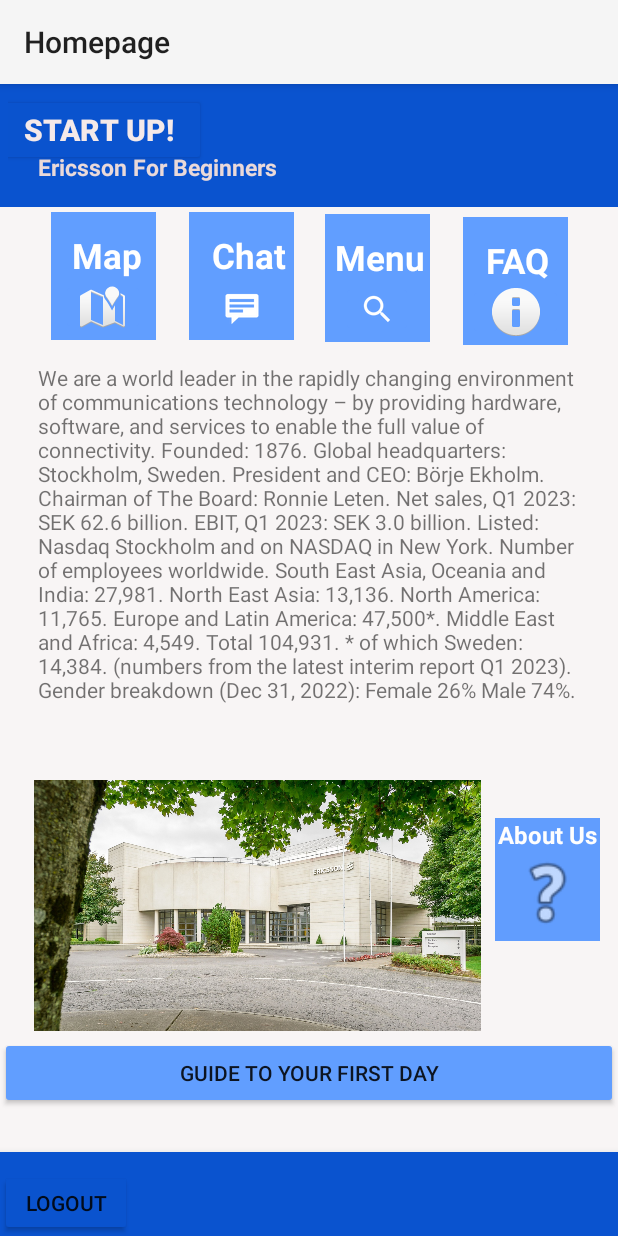
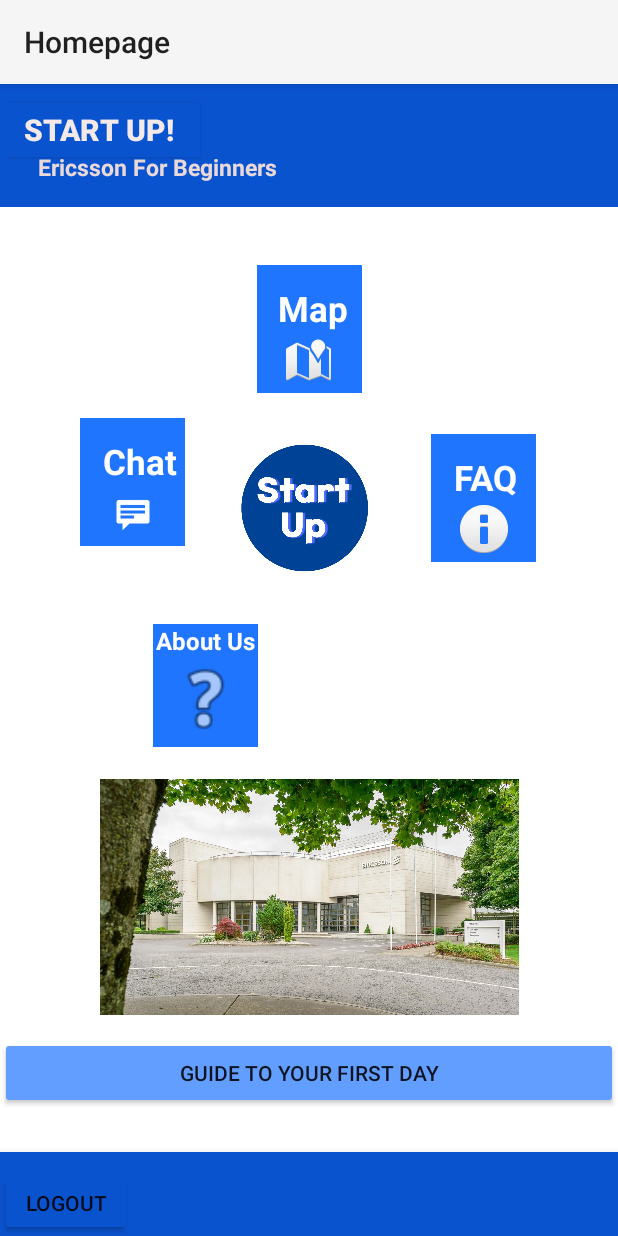
Before and after one commit to rachelr12343/Start-up, an Android app: the MainActivity screen opened directly, with no data from a screen before it, on a phone screen of 412 x 824 dp. Run offline under Robolectric (Android 15) with nearby library versions, the phone set to English and light mode, and no system bars; 2 statements that could not run were skipped.

Commit message:
New Home Page

```diff
--- a/app/src/main/AndroidManifest.xml
+++ b/app/src/main/AndroidManifest.xml
@@ -12,6 +12,9 @@
         android:supportsRtl="true"
         android:theme="@style/Theme.Homepage"
         tools:targetApi="31">
+        <activity
+            android:name=".AboutUs"
+            android:exported="false" />
         <activity
             android:name=".Login"
             android:exported="false" />
--- a/app/src/main/java/com/example/homepage/MainActivity.java
+++ b/app/src/main/java/com/example/homepage/MainActivity.java
@@ -24,11 +24,21 @@
     ImageButton faqBtn;
     ImageView oranPic;
     Button firstDayBtn;
+    LinearLayout aboutUs;
 
     @Override
     protected void onCreate(Bundle savedInstanceState) {
         super.onCreate(savedInstanceState);
         setContentView(R.layout.activity_main);
+
+        aboutUs = findViewById(R.id.aboutUsBtn);
+        aboutUs.setOnClickListener(new View.OnClickListener() {
+            @Override
+            public void onClick(View v) {
+                Intent intent = new Intent(MainActivity.this, AboutUs.class);
+                startActivity(intent);
+            }
+        });
 
         firstDayBtn = findViewById(R.id.guideBtn);
         firstDayBtn.setOnClickListener(new View.OnClickListener() {
--- a/app/src/main/res/layout/activity_main.xml
+++ b/app/src/main/res/layout/activity_main.xml
@@ -4,7 +4,7 @@
     xmlns:tools="http://schemas.android.com/tools"
     android:layout_width="match_parent"
     android:layout_height="match_parent"
-    android:background="#F8F5F5"
+    android:background="@color/cardview_light_background"
     tools:context=".MainActivity">
 
     <androidx.constraintlayout.widget.ConstraintLayout
@@ -12,15 +12,16 @@
         android:layout_height="match_parent">
 
         <LinearLayout
+            android:id="@+id/aboutUsBtn"
             android:layout_width="70dp"
             android:layout_height="82dp"
-            android:layout_marginEnd="12dp"
-            android:background="#619DFE"
+            android:layout_marginEnd="240dp"
+            android:background="@color/dark_blue"
             android:orientation="vertical"
             app:layout_constraintBottom_toBottomOf="parent"
             app:layout_constraintEnd_toEndOf="parent"
             app:layout_constraintTop_toTopOf="parent"
-            app:layout_constraintVertical_bias="0.713">
+            app:layout_constraintVertical_bias="0.525">
 
             <TextView
                 android:id="@+id/textView9"
@@ -40,33 +41,21 @@
 
         </LinearLayout>
 
-        <ImageView
-            android:id="@+id/imageView3"
-            android:layout_width="311dp"
-            android:layout_height="167dp"
-            android:layout_marginStart="16dp"
-            android:importantForAccessibility="no"
-            android:src="@drawable/ericssonpic"
-            app:layout_constraintBottom_toBottomOf="parent"
-            app:layout_constraintStart_toStartOf="parent"
-            app:layout_constraintTop_toTopOf="parent"
-            app:layout_constraintVertical_bias="0.773" />
-
         <LinearLayout
             android:id="@+id/faqButton"
             android:layout_width="70dp"
             android:layout_height="85dp"
             android:layout_marginTop="-494dp"
-            android:background="@color/blue"
+            android:background="@color/dark_blue"
             android:gravity="center"
             android:orientation="vertical"
             android:padding="3dp"
             app:layout_constraintBottom_toBottomOf="parent"
             app:layout_constraintEnd_toEndOf="parent"
-            app:layout_constraintHorizontal_bias="0.903"
+            app:layout_constraintHorizontal_bias="0.841"
             app:layout_constraintStart_toStartOf="parent"
             app:layout_constraintTop_toTopOf="parent"
-            app:layout_constraintVertical_bias="0.495"
+            app:layout_constraintVertical_bias="0.618"
             tools:ignore="TextSizeCheck">
 
             <TextView
@@ -85,7 +74,7 @@
                 android:layout_width="match_parent"
                 android:layout_height="35dp"
                 android:layout_weight="1"
-                android:backgroundTint="@color/blue"
+                android:backgroundTint="@color/dark_blue"
                 app:srcCompat="@android:drawable/ic_dialog_info" />
 
 
@@ -96,16 +85,16 @@
             android:layout_width="70dp"
             android:layout_height="85dp"
             android:layout_marginTop="8dp"
-            android:background="@color/blue"
+            android:background="@color/dark_blue"
             android:gravity="center"
             android:orientation="vertical"
             android:padding="3dp"
             app:layout_constraintBottom_toBottomOf="parent"
             app:layout_constraintEnd_toEndOf="parent"
-            app:layout_constraintHorizontal_bias="0.099"
+            app:layout_constraintHorizontal_bias="0.501"
             app:layout_constraintStart_toStartOf="parent"
             app:layout_constraintTop_toTopOf="parent"
-            app:layout_constraintVertical_bias="0.115"
+            app:layout_constraintVertical_bias="0.167"
             tools:ignore="TextSizeCheck">
 
             <TextView
@@ -124,49 +113,9 @@
                 android:layout_width="wrap_content"
                 android:layout_height="0dp"
                 android:layout_weight="1"
-                android:backgroundTint="@color/blue"
+                android:backgroundTint="@color/dark_blue"
                 android:importantForAccessibility="no"
                 app:srcCompat="@android:drawable/ic_dialog_map" />
-
-
-        </LinearLayout>
-
-        <LinearLayout
-            android:id="@+id/menuButton"
-            android:layout_width="70dp"
-            android:layout_height="85dp"
-            android:layout_marginTop="-138dp"
-            android:background="@color/blue"
-            android:gravity="center"
-            android:orientation="vertical"
-            android:padding="3dp"
-            app:layout_constraintBottom_toBottomOf="parent"
-            app:layout_constraintEnd_toEndOf="parent"
-            app:layout_constraintHorizontal_bias="0.633"
-            app:layout_constraintStart_toStartOf="parent"
-            app:layout_constraintTop_toTopOf="parent"
-            app:layout_constraintVertical_bias="0.274"
-            tools:ignore="TextSizeCheck">
-
-            <TextView
-                android:layout_width="88dp"
-                android:layout_height="wrap_content"
-                android:layout_marginStart="15dp"
-                android:layout_marginTop="10dp"
-                android:text="@string/menu_text"
-                android:textColor="@color/cardview_light_background"
-                android:textSize="23sp"
-                android:textStyle="bold"
-                tools:ignore="TextContrastCheck" />
-
-            <ImageButton
-                android:id="@+id/imageButton2"
-                android:layout_width="wrap_content"
-                android:layout_height="0dp"
-                android:layout_weight="1"
-                android:backgroundTint="@color/blue"
-                app:srcCompat="?android:attr/actionModeWebSearchDrawable"
-                app:tint="@color/white" />
 
 
         </LinearLayout>
@@ -176,16 +125,16 @@
             android:layout_width="70dp"
             android:layout_height="85dp"
             android:layout_marginTop="8dp"
-            android:background="@color/blue"
+            android:background="@color/dark_blue"
             android:gravity="center"
             android:orientation="vertical"
             android:padding="3dp"
             app:layout_constraintBottom_toBottomOf="parent"
             app:layout_constraintEnd_toEndOf="parent"
-            app:layout_constraintHorizontal_bias="0.369"
+            app:layout_constraintHorizontal_bias="0.155"
             app:layout_constraintStart_toStartOf="parent"
             app:layout_constraintTop_toTopOf="parent"
-            app:layout_constraintVertical_bias="0.115"
+            app:layout_constraintVertical_bias="0.318"
             tools:ignore="TextSizeCheck">
 
             <TextView
@@ -204,7 +153,7 @@
                 android:layout_width="100dp"
                 android:layout_height="60dp"
                 android:layout_weight="1"
-                android:backgroundTint="@color/blue"
+                android:backgroundTint="@color/dark_blue"
                 app:srcCompat="@android:drawable/stat_notify_chat" />
 
         </LinearLayout>
@@ -266,21 +215,6 @@
 
         </com.google.android.material.bottomnavigation.BottomNavigationView>
 
-        <TextView
-            android:id="@+id/textView6"
-            android:layout_width="360dp"
-            android:layout_height="258dp"
-            android:layout_marginStart="8dp"
-            android:text="@string/about"
-            app:layout_constraintBottom_toBottomOf="parent"
-            app:layout_constraintEnd_toEndOf="parent"
-            app:layout_constraintHorizontal_bias="0.395"
-            app:layout_constraintStart_toStartOf="parent"
-            app:layout_constraintTop_toTopOf="parent"
-            app:layout_constraintVertical_bias="0.365"
-            tools:ignore="VisualLintLongText">
-        </TextView>
-
         <ImageView
             android:id="@+id/oranFaceImage"
             android:layout_width="412dp"
@@ -304,6 +238,30 @@
             app:layout_constraintStart_toStartOf="parent"
             app:layout_constraintTop_toTopOf="parent"
             app:layout_constraintVertical_bias="0.882" />
+
+        <ImageView
+            android:id="@+id/imageView3"
+            android:layout_width="331dp"
+            android:layout_height="157dp"
+            app:layout_constraintBottom_toBottomOf="parent"
+            app:layout_constraintEnd_toEndOf="parent"
+            app:layout_constraintStart_toStartOf="parent"
+            app:layout_constraintTop_toTopOf="parent"
+            app:layout_constraintVertical_bias="0.759"
+            app:srcCompat="@drawable/ericssonpic" />
+
+        <ImageView
+            android:id="@+id/imageView11"
+            android:layout_width="164dp"
+            android:layout_height="141dp"
+            app:layout_constraintBottom_toBottomOf="parent"
+            app:layout_constraintEnd_toEndOf="parent"
+            app:layout_constraintHorizontal_bias="0.497"
+            app:layout_constraintStart_toStartOf="parent"
+            app:layout_constraintTop_toTopOf="parent"
+            app:layout_constraintVertical_bias="0.338"
+            app:srcCompat="@drawable/start_up_logo" />
+
     </androidx.constraintlayout.widget.ConstraintLayout>
 
 
```
Also changed, not shown: app/src/main/java/com/example/homepage/AboutUs.java (added, +29 -0 lines), app/src/main/res/layout/activity_about_us.xml (added, +62 -0 lines), app/src/main/res/drawable/erricsons.jpg (added).
